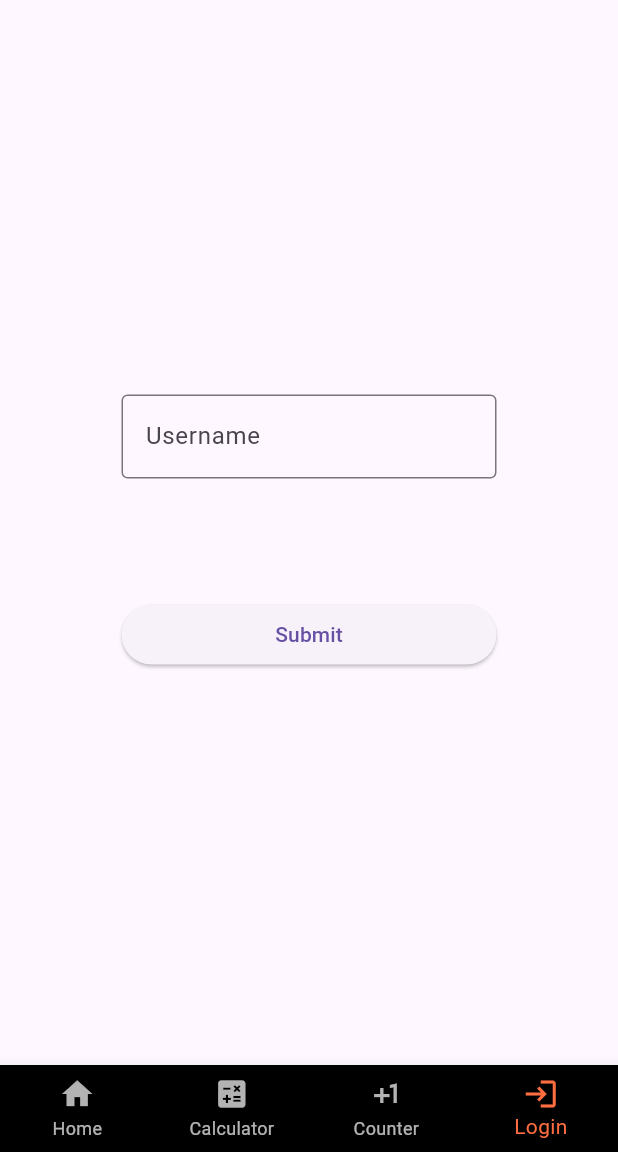
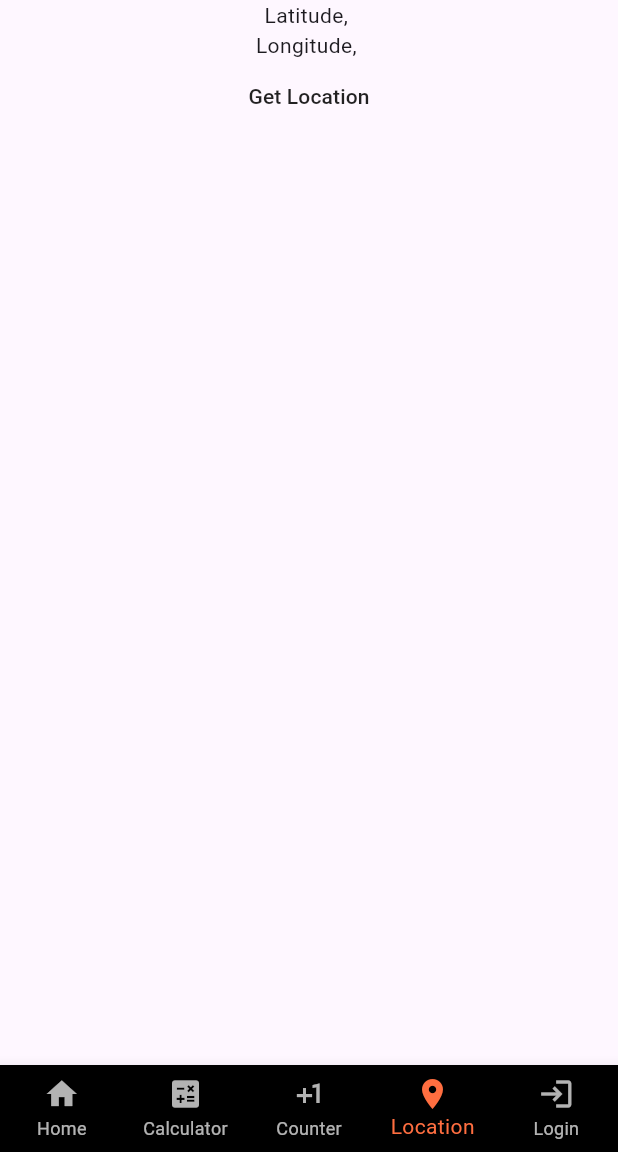
Before and after one commit to AlanDiCha123/testapp, a Flutter app: the screen it shows after launch, item 4 of the bottom bar chosen, on a phone screen of 412 x 824 dp, the part 84-1236 px from its top. Run offline on Flutter 3.47's test engine with Material 3 defaults, Android fonts, the phone set to English and light mode, and no system bars; our stand-ins replace geolocator, math_expressions, shared_preferences.

Commit message:
Geolocator service added, it's have been changed the kotlin version to 1.9.0 and new AndroidManifest.xml permissions added (location)

```diff
--- /dev/null
+++ b/lib/geolocation.dart
@@ -0,0 +1,68 @@
+import 'package:flutter/material.dart';
+import 'package:geolocator/geolocator.dart';
+
+
+class Geo extends StatefulWidget {
+  const Geo({super.key});
+
+  @override
+  State<Geo> createState() => _GeoState();
+}
+
+class _GeoState extends State<Geo> {
+
+  String latitude = '';
+  String longitude = '';
+  late Position location;
+
+  @override
+  void initState() {
+    super.initState();
+  }
+
+  Future<Position> getLocation() async {
+    bool isServiceEnabled;
+    LocationPermission permission;
+
+    isServiceEnabled = await Geolocator.isLocationServiceEnabled();
+    if (!isServiceEnabled){
+      return Future.error('Location services are disabled');
+    }
+    permission = await Geolocator.checkPermission();
+    if (permission == LocationPermission.denied){
+      permission = await Geolocator.requestPermission();
+      if (permission == LocationPermission.denied){
+        return Future.error('Location permission is denied');
+      }
+    }
+
+    if (permission == LocationPermission.deniedForever){
+      return Future.error('Location permission is denied forever');
+    }
+    return Geolocator.getCurrentPosition();
+  }
+
+  void onButtonPressed() async {
+    location = await getLocation();
+    setState(() {
+      latitude = location.latitude.toString();
+      longitude = location.longitude.toString();
+    });
+  }
+
+  @override
+  Widget build(BuildContext context) {
+    return Center(
+      child: Column(
+        children: [
+          Text('Latitude, $latitude'),
+          Text('Longitude, $longitude'),
+          MaterialButton(
+            onPressed: (){onButtonPressed();},
+            child: const Text('Get Location'),
+          )
+        ],
+      ),
+    );
+  }
+}
--- a/lib/main.dart
+++ b/lib/main.dart
@@ -3,6 +3,7 @@ import 'Calculator.dart';
 import 'Home.dart';
 import 'Counter.dart';
 import 'Login.dart';
+import 'geolocation.dart';
 
 void main() {
   runApp(const MyApp());
@@ -23,6 +24,7 @@ class _MyAppState extends State<MyApp> {
     const Home(),
     const CalculatorAppHome(),
     const Counter(),
+    const Geo(),
   ];
 
   void home(int n){
@@ -63,6 +65,7 @@ class _MyAppState extends State<MyApp> {
         '/home': (context) => const Home(),
         '/calculator': (context) => const CalculatorAppHome(),
         '/counter': (context) => const Counter(),
+        '/geo': (context) => const Geo(),
       },
       debugShowCheckedModeBanner: false,
       home: Scaffold(
@@ -90,6 +93,10 @@ class _MyAppState extends State<MyApp> {
               label: 'Counter',
             ),
             BottomNavigationBarItem(
+              icon: Icon(Icons.location_on),
+              label: 'Location',
+            ),
+            BottomNavigationBarItem(
               icon: Icon(Icons.login),
               label: 'Login',
             ),
--- a/pubspec.yaml
+++ b/pubspec.yaml
@@ -37,6 +37,7 @@ dependencies:
   cupertino_icons: ^1.0.2
   math_expressions: ^2.4.0
   shared_preferences: ^2.2.2
+  geolocator: ^11.0.0
 
 dev_dependencies:
   flutter_test:
```
Also changed, not shown: pubspec.lock, 2 other files.
